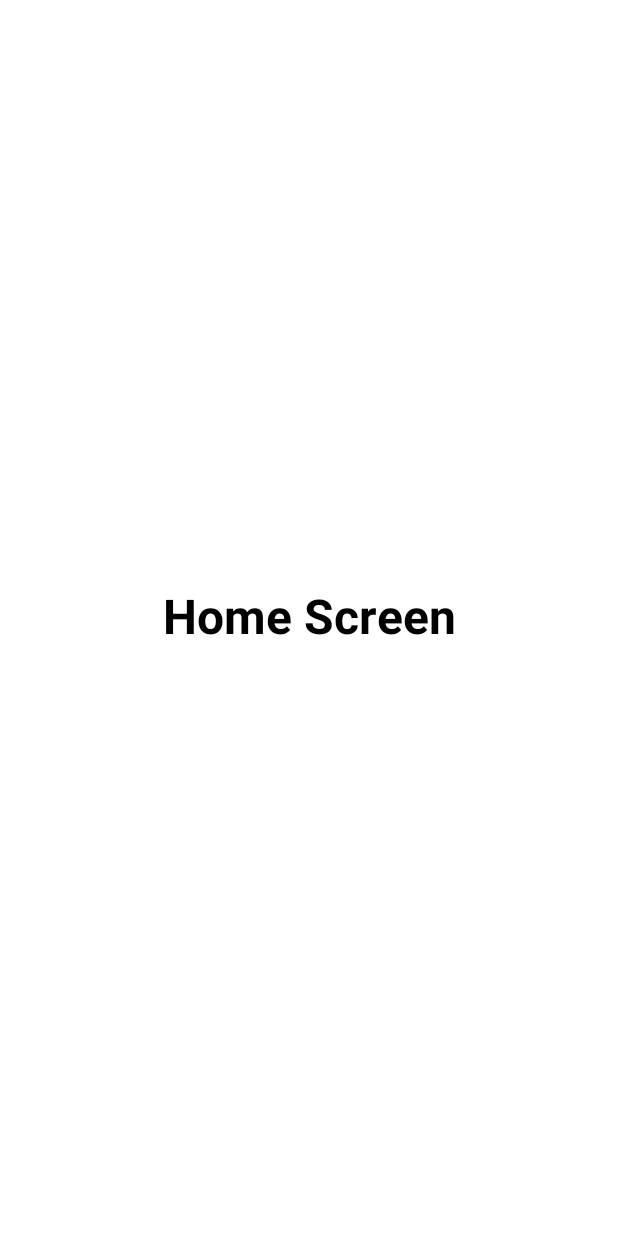
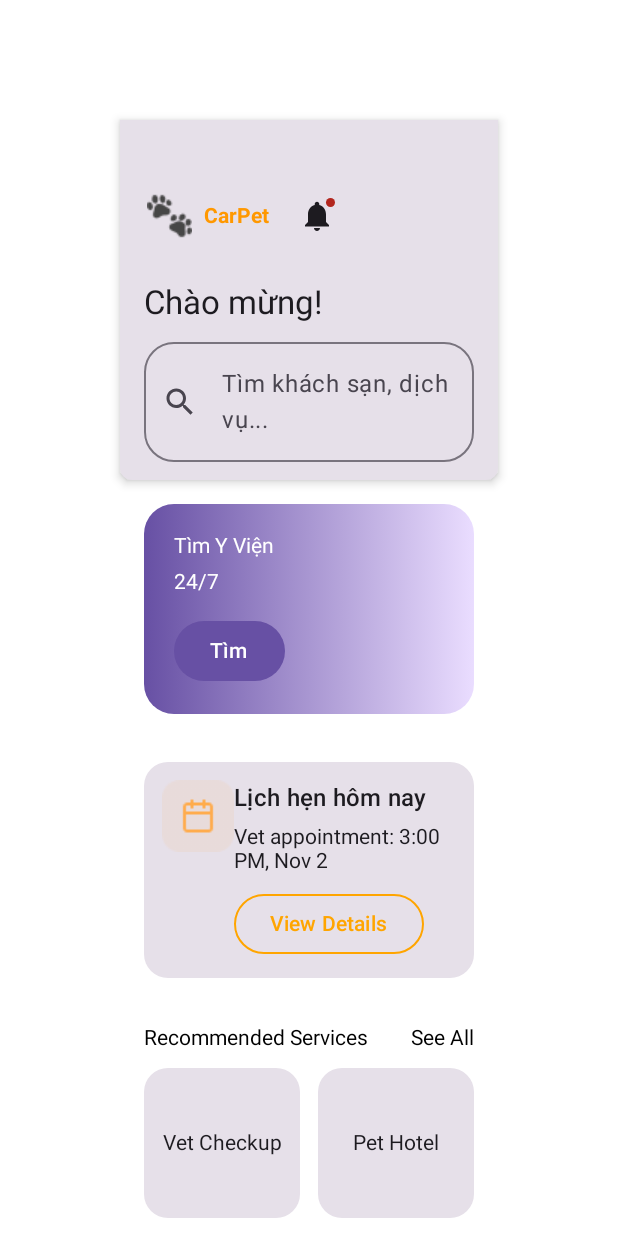
Before and after one commit to QuangD300504/CarPet, an Android app built with Jetpack Compose: the @Preview function HomeScreenPreview, on a phone screen of 412 x 824 dp. Run offline under Robolectric (Android 15) with nearby library versions, the light colour scheme and no system bars.

Commit message:
feat: add HomeScreen and components

```diff
--- /dev/null
+++ b/app/src/main/kotlin/com/example/carpet/presentation/components/AppointmentCard.kt
@@ -0,0 +1,62 @@
+package com.example.carpet.presentation.components
+
+import androidx.compose.foundation.BorderStroke
+import androidx.compose.foundation.layout.Column
+import androidx.compose.foundation.layout.Row
+import androidx.compose.foundation.layout.Spacer
+import androidx.compose.foundation.layout.fillMaxWidth
+import androidx.compose.foundation.layout.height
+import androidx.compose.foundation.layout.padding
+import androidx.compose.foundation.shape.RoundedCornerShape
+import androidx.compose.material3.Card
+import androidx.compose.material3.Icon
+import androidx.compose.material3.MaterialTheme
+import androidx.compose.material3.OutlinedButton
+import androidx.compose.material3.Text
+import androidx.compose.runtime.Composable
+import androidx.compose.ui.Modifier
+import androidx.compose.ui.graphics.Color
+import androidx.compose.ui.res.painterResource
+import androidx.compose.ui.tooling.preview.Preview
+import androidx.compose.ui.unit.dp
+import com.example.carpet.R
+
+@Composable
+fun AppointmentCard() {
+    Card(
+        modifier = Modifier
+            .padding(16.dp)
+            .fillMaxWidth(),
+        shape = RoundedCornerShape(16.dp)
+    ) {
+        Row(modifier = Modifier.padding(12.dp)) {
+            Icon(
+                painter = painterResource(R.drawable.calender),
+                contentDescription = null,
+                tint = Color.Unspecified
+            )
+            Column() {
+                Text("Lịch hẹn hôm nay", style = MaterialTheme.typography.titleMedium)
+                Spacer(modifier = Modifier.height(6.dp))
+                Text("Vet appointment: 3:00 PM, Nov 2")
+                Spacer(modifier = Modifier.height(10.dp))
+                OutlinedButton(
+                    onClick = { },
+                    border = BorderStroke(1.dp, Color(0xFFFFA500)),
+                ) {
+                    Text(
+                        text = "View Details",
+                        color = Color(0xFFFFA500)
+                    )
+                }
+            }
+        }
+    }
+}
+
+
+@Preview(showBackground = true, backgroundColor = 0xFFFFFFFF)
+@Composable
+fun AppointmentCardPreview() {
+    AppointmentCard()
+}
--- /dev/null
+++ b/app/src/main/kotlin/com/example/carpet/presentation/components/FeaturedBanner.kt
@@ -0,0 +1,53 @@
+package com.example.carpet.presentation.components
+
+import androidx.compose.foundation.background
+import androidx.compose.foundation.layout.Box
+import androidx.compose.foundation.layout.Column
+import androidx.compose.foundation.layout.Spacer
+import androidx.compose.foundation.layout.fillMaxWidth
+import androidx.compose.foundation.layout.height
+import androidx.compose.foundation.layout.padding
+import androidx.compose.foundation.shape.RoundedCornerShape
+import androidx.compose.material3.Button
+import androidx.compose.material3.MaterialTheme
+import androidx.compose.material3.Text
+import androidx.compose.runtime.Composable
+import androidx.compose.ui.Modifier
+import androidx.compose.ui.graphics.Brush
+import androidx.compose.ui.tooling.preview.Preview
+import androidx.compose.ui.unit.dp
+
+@Composable
+fun FeaturedBanner(){
+    Box(
+        modifier = Modifier
+            .padding(16.dp)
+            .fillMaxWidth()
+            .height(140.dp)
+            .background(
+                brush = Brush.horizontalGradient(
+                    colors = listOf(
+                        MaterialTheme.colorScheme.primary,
+                        MaterialTheme.colorScheme.primaryContainer
+                    )
+                ),
+                shape = RoundedCornerShape(20.dp)
+            )
+            .padding(20.dp)
+    ) {
+        Column {
+            Text("Tìm Y Viện", color = MaterialTheme.colorScheme.onPrimary)
+            Spacer(modifier = Modifier.height(8.dp))
+            Text("24/7", color = MaterialTheme.colorScheme.onPrimary)
+            Spacer(modifier = Modifier.height(16.dp))
+            Button(onClick = { }) {
+                Text("Tìm")
+            }
+        }
+    }
+}
+@Preview(showBackground = true, backgroundColor = 0xFFFFFFFF)
+@Composable
+fun FeaturedBannerPreview(){
+    FeaturedBanner()
+}
--- /dev/null
+++ b/app/src/main/kotlin/com/example/carpet/presentation/components/HomeTopBar.kt
@@ -0,0 +1,103 @@
+package com.example.carpet.presentation.components
+
+import androidx.compose.foundation.layout.Arrangement
+import androidx.compose.foundation.layout.Box
+import androidx.compose.foundation.layout.Column
+import androidx.compose.foundation.layout.Row
+import androidx.compose.foundation.layout.Spacer
+import androidx.compose.foundation.layout.fillMaxWidth
+import androidx.compose.foundation.layout.height
+import androidx.compose.foundation.layout.padding
+import androidx.compose.foundation.layout.width
+import androidx.compose.foundation.shape.RoundedCornerShape
+import androidx.compose.material.icons.Icons
+import androidx.compose.material.icons.filled.Notifications
+import androidx.compose.material3.Badge
+import androidx.compose.material3.BadgedBox
+import androidx.compose.material3.Card
+import androidx.compose.material3.CardDefaults
+import androidx.compose.material3.Icon
+import androidx.compose.material3.IconButton
+import androidx.compose.material3.MaterialTheme
+import androidx.compose.material3.Text
+import androidx.compose.runtime.Composable
+import androidx.compose.ui.Alignment
+import androidx.compose.ui.Modifier
+import androidx.compose.ui.graphics.Color
+import androidx.compose.ui.res.painterResource
+import androidx.compose.ui.text.font.FontWeight
+import androidx.compose.ui.tooling.preview.Preview
+import androidx.compose.ui.unit.dp
+import com.example.carpet.R
+
+@Composable
+fun HomeTopBar(
+    hasNotification: Boolean,
+    modifier: Modifier = Modifier
+) {
+    Card(
+        modifier = Modifier.fillMaxWidth(),
+        shape = RoundedCornerShape(bottomStart = 8.dp, bottomEnd = 8.dp),
+        elevation = CardDefaults.cardElevation(defaultElevation = 4.dp)
+    ) {
+        Column(
+            modifier = Modifier
+                .fillMaxWidth()
+                .padding(16.dp)
+        ) {
+
+        }
+        Row(
+            modifier = Modifier.padding(horizontal = 18.dp),
+            horizontalArrangement = Arrangement.SpaceBetween,
+            verticalAlignment = Alignment.CenterVertically
+        ) {
+            Row(verticalAlignment = Alignment.CenterVertically) {
+                Icon(
+                    painter = painterResource(R.drawable.pawns),
+                    contentDescription = null,
+                    tint = Color.Unspecified
+                )
+                Spacer(modifier = Modifier.width(8.dp))
+                Text(
+                    text = "CarPet",
+                    fontWeight = FontWeight.Bold,
+                    color = Color(0xFFFF9800)
+                )
+            }
+
+            Box {
+                IconButton(
+                    onClick = {},
+                    modifier = Modifier.padding(8.dp)
+                ) {
+                    BadgedBox(
+                        badge = {
+                            if (hasNotification) {
+                                Badge()
+                            }
+                        }
+                    ) {
+                        Icon(Icons.Default.Notifications, contentDescription = "Notifications")
+                    }
+
+                }
+            }
+        }
+        Spacer(modifier = Modifier.height(12.dp))
+        Text(
+            text = "Chào mừng!",
+            style = MaterialTheme.typography.titleLarge,
+            modifier = Modifier.padding(horizontal = 16.dp)
+        )
+        Spacer(modifier = Modifier.height(12.dp))
+        SearchBar()
+        Spacer(modifier = Modifier.height(12.dp))
+    }
+
+}
+@Preview
+@Composable
+fun TopBarPreview() {
+    HomeTopBar(hasNotification = true)
+}
--- /dev/null
+++ b/app/src/main/kotlin/com/example/carpet/presentation/components/RecommendedServices.kt
@@ -0,0 +1,54 @@
+package com.example.carpet.presentation.components
+
+import androidx.compose.foundation.layout.Arrangement
+import androidx.compose.foundation.layout.Column
+import androidx.compose.foundation.layout.Row
+import androidx.compose.foundation.layout.Spacer
+import androidx.compose.foundation.layout.fillMaxWidth
+import androidx.compose.foundation.layout.height
+import androidx.compose.foundation.layout.padding
+import androidx.compose.material3.Text
+import androidx.compose.runtime.Composable
+import androidx.compose.ui.Modifier
+import androidx.compose.ui.tooling.preview.Preview
+import androidx.compose.ui.unit.dp
+
+@Composable
+fun RecommendedServices() {
+    Column(modifier = Modifier.padding(16.dp)) {
+        Row(
+            modifier = Modifier.fillMaxWidth(),
+            horizontalArrangement = Arrangement.SpaceBetween
+        ) {
+            Text("Recommended Services")
+            Text("See All")
+        }
+
+        Spacer(modifier = Modifier.height(12.dp))
+
+        Row(horizontalArrangement = Arrangement.spacedBy(12.dp)) {
+            ServiceCard(
+                "Vet Checkup",
+                modifier = Modifier.weight(1f))
+            ServiceCard(
+                "Pet Hotel",
+                modifier = Modifier.weight(1f))
+        }
+
+        Spacer(modifier = Modifier.height(12.dp))
+
+        Row(horizontalArrangement = Arrangement.spacedBy(12.dp)) {
+            ServiceCard(
+                "Grooming",
+                modifier = Modifier.weight(1f))
+            ServiceCard(
+                "Adoption",
+                modifier = Modifier.weight(1f))
+        }
+    }
+}
+@Preview(showBackground = true, backgroundColor = 0xFFFFFFFF)
+@Composable
+fun RecommendedServicesPreview(){
+    RecommendedServices()
+}
--- /dev/null
+++ b/app/src/main/kotlin/com/example/carpet/presentation/components/SearchBar.kt
@@ -0,0 +1,39 @@
+package com.example.carpet.presentation.components
+
+import androidx.compose.foundation.layout.fillMaxWidth
+import androidx.compose.foundation.layout.padding
+import androidx.compose.foundation.shape.RoundedCornerShape
+import androidx.compose.material.icons.Icons
+import androidx.compose.material.icons.filled.Search
+import androidx.compose.material3.Icon
+import androidx.compose.material3.OutlinedTextField
+import androidx.compose.material3.Text
+import androidx.compose.runtime.Composable
+import androidx.compose.ui.Modifier
+import androidx.compose.ui.tooling.preview.Preview
+import androidx.compose.ui.unit.dp
+
+@Composable
+fun SearchBar() {
+    OutlinedTextField(
+        leadingIcon = {
+            Icon(
+                imageVector = Icons.Default.Search,
+                contentDescription = "Search"
+            )
+        },
+        value = "",
+        onValueChange = {},
+        placeholder = { Text("Tìm khách sạn, dịch vụ...") },
+        modifier = Modifier
+            .fillMaxWidth()
+            .padding(horizontal = 16.dp),
+        singleLine = true,
+        shape = RoundedCornerShape(20.dp)
+    )
+}
+@Preview(showBackground = true, backgroundColor = 0xFFFFFFFF)
+@Composable
+fun SearchBarPreview(){
+    SearchBar()
+}
--- /dev/null
+++ b/app/src/main/kotlin/com/example/carpet/presentation/components/ServiceCard.kt
@@ -0,0 +1,37 @@
+package com.example.carpet.presentation.components
+
+import androidx.compose.foundation.layout.Box
+import androidx.compose.foundation.layout.fillMaxSize
+import androidx.compose.foundation.layout.height
+import androidx.compose.foundation.shape.RoundedCornerShape
+import androidx.compose.material3.Card
+import androidx.compose.material3.Text
+import androidx.compose.runtime.Composable
+import androidx.compose.ui.Alignment
+import androidx.compose.ui.Modifier
+import androidx.compose.ui.tooling.preview.Preview
+import androidx.compose.ui.unit.dp
+
+@Composable
+fun ServiceCard(
+    title: String,
+    modifier: Modifier = Modifier
+) {
+    Card(
+        modifier = modifier
+            .height(100.dp),
+        shape = RoundedCornerShape(16.dp)
+    ) {
+        Box(
+            contentAlignment = Alignment.Center,
+            modifier = Modifier.fillMaxSize()
+        ) {
+            Text(text = title)
+        }
+    }
+}
+@Preview(showBackground = true, backgroundColor = 0xFFFFFFFF)
+@Composable
+fun ServiceCardPreview(){
+    ServiceCard(title = "skibidi")
+}
--- a/app/src/main/kotlin/com/example/carpet/presentation/screens/HomeScreen.kt
+++ b/app/src/main/kotlin/com/example/carpet/presentation/screens/HomeScreen.kt
@@ -1,29 +1,47 @@
 package com.example.carpet.presentation.screens
 
-import androidx.compose.foundation.layout.Box
+import androidx.compose.foundation.layout.PaddingValues
 import androidx.compose.foundation.layout.fillMaxSize
-import androidx.compose.material3.MaterialTheme
-import androidx.compose.material3.Text
+import androidx.compose.foundation.lazy.LazyColumn
 import androidx.compose.runtime.Composable
-import androidx.compose.ui.Alignment
+import androidx.compose.runtime.collectAsState
+import androidx.compose.runtime.getValue
 import androidx.compose.ui.Modifier
-import androidx.compose.ui.text.font.FontWeight
 import androidx.compose.ui.tooling.preview.Preview
+import androidx.compose.ui.unit.dp
+import androidx.lifecycle.viewmodel.compose.viewModel
+import com.example.carpet.presentation.components.AppointmentCard
+import com.example.carpet.presentation.components.FeaturedBanner
+import com.example.carpet.presentation.components.HomeTopBar
+import com.example.carpet.presentation.components.RecommendedServices
+import com.example.carpet.presentation.viewmodels.HomeUiState
+import com.example.carpet.presentation.viewmodels.HomeViewModel
 
 @Composable
-fun HomeScreen(){
-    Box(
+fun HomeScreen(viewModel: HomeViewModel = viewModel()){
+    val uiState by viewModel.uiState.collectAsState()
+
+    HomeContent(uiState = uiState)
+}
+@Composable
+fun HomeContent(uiState: HomeUiState) {
+    LazyColumn(
         modifier = Modifier.fillMaxSize(),
-        contentAlignment = Alignment.Center
-    ){
-        Text(text = "Home Screen",
-            style = MaterialTheme.typography.headlineLarge,
-            fontWeight = FontWeight.Bold)
+        contentPadding = PaddingValues(80.dp)
+    ) {
+        item { HomeTopBar(hasNotification = uiState.hasNotification) }
+        item { FeaturedBanner() }
+        item { AppointmentCard() }
+        item { RecommendedServices() }
     }
 }
 
-@Preview
+@Preview(showBackground = true, backgroundColor = 0xFFFFFFFF)
 @Composable
 fun HomeScreenPreview(){
-    HomeScreen()
+    HomeContent(
+        uiState = HomeUiState(
+            hasNotification = true
+        )
+    )
 }
--- /dev/null
+++ b/app/src/main/kotlin/com/example/carpet/presentation/viewmodels/HomeUiState.kt
@@ -0,0 +1,6 @@
+package com.example.carpet.presentation.viewmodels
+
+data class HomeUiState(
+    val username: String = "Chào mừng!",
+    val hasNotification: Boolean = true
+)
--- /dev/null
+++ b/app/src/main/kotlin/com/example/carpet/presentation/viewmodels/HomeViewModel.kt
@@ -0,0 +1,10 @@
+package com.example.carpet.presentation.viewmodels
+
+import androidx.lifecycle.ViewModel
+import kotlinx.coroutines.flow.MutableStateFlow
+import kotlinx.coroutines.flow.StateFlow
+
+class HomeViewModel : ViewModel() {
+    private val _uiState = MutableStateFlow(HomeUiState())
+    val uiState: StateFlow<HomeUiState> = _uiState
+}
```
Also changed, not shown: app/src/main/res/drawable/calender.png (added), app/src/main/res/drawable/pawns.png (added).
